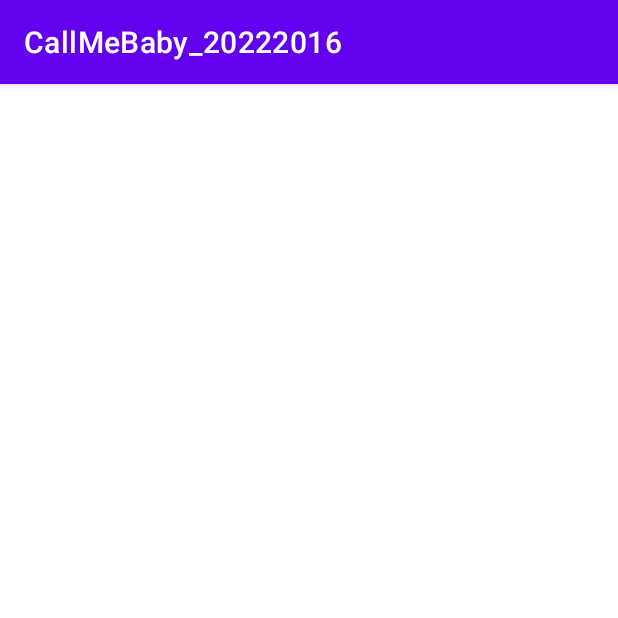
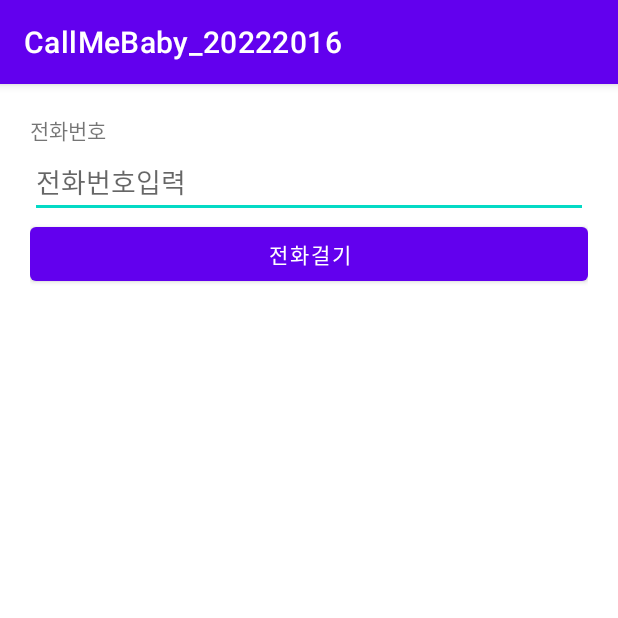
Before and after one commit to MrNubi/CallMeBaby_20222016, an Android app: the screen it shows after launch (MainActivity), on a phone screen of 412 x 824 dp, the top half of it. Run offline under Robolectric (Android 15) with nearby library versions, the phone set to English and light mode, and no system bars.

Commit message:
레이아웃작성 - 전화

```diff
--- a/app/src/main/res/layout/activity_main.xml
+++ b/app/src/main/res/layout/activity_main.xml
@@ -5,9 +5,26 @@
     android:layout_width="match_parent"
     android:layout_height="match_parent"
     android:orientation="vertical"
+    android:padding="20dp"
     tools:context=".MainActivity">
 
+    <TextView
+        android:layout_width="wrap_content"
+        android:layout_height="wrap_content"
+        android:text="전화번호"></TextView>
 
+    <EditText
+        android:layout_width="match_parent"
+        android:layout_height="wrap_content"
+        android:hint="전화번호입력"
+        android:id="@+id/callNum"
+        android:inputType="phone"></EditText>
+
+    <Button
+        android:id="@+id/btn_Dial"
+        android:layout_width="match_parent"
+        android:layout_height="wrap_content"
+        android:text="전화걸기"></Button>
 
 
 
```
